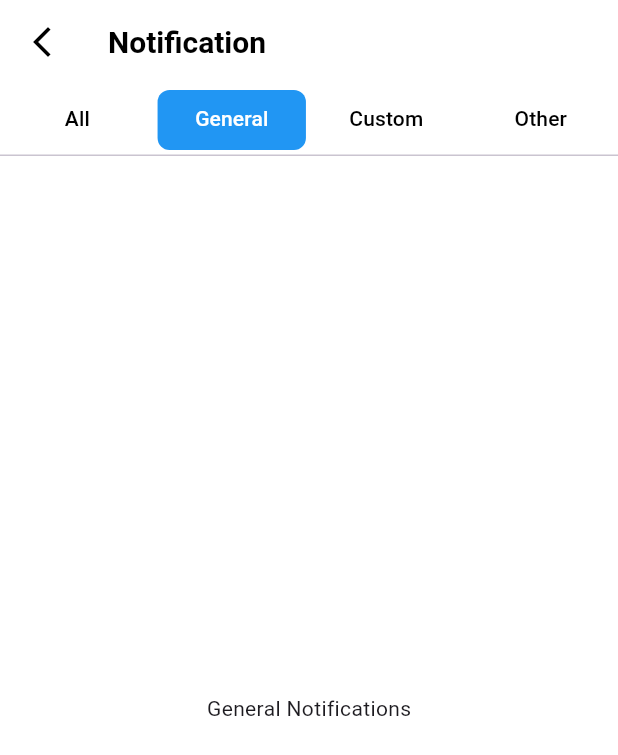
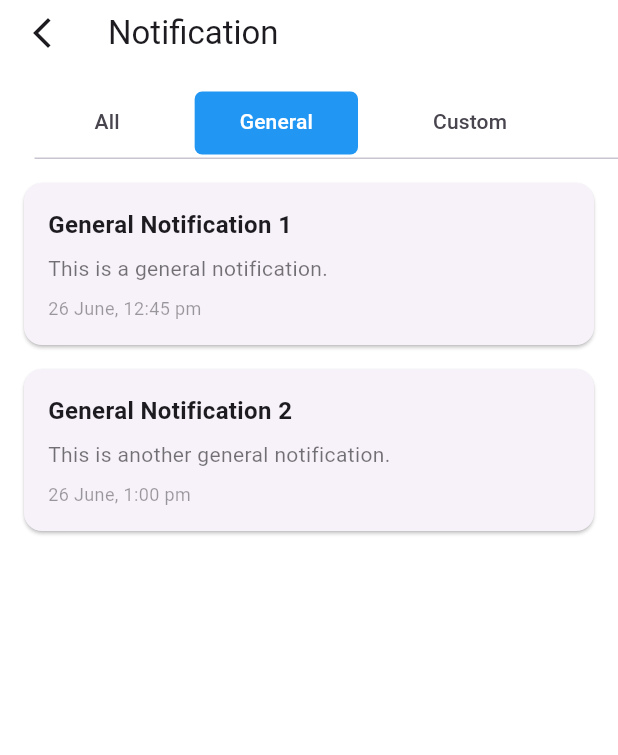
Before and after one commit to ajaydhakal1/medicalapp-uta, a Flutter app: the ShowNotifications screen opened by its route, tab 2 chosen, on a phone screen of 412 x 824 dp. Shown: the top 755 px of the screen. Run offline on Flutter 3.47's test engine with Material 3 defaults, Android fonts, the light colour scheme and no system bars; our stand-ins replace dotted_border, flutter_rating_bar, font_awesome_flutter, image_picker, line_awesome_flutter, settings_ui; Roboto replaces fonts that are missing (fonts/Poppins).

Commit message:
notifications_page_updated

```diff
--- a/lib/Pages/Notification/show_notifications.dart
+++ b/lib/Pages/Notification/show_notifications.dart
@@ -1,4 +1,12 @@
 import 'package:flutter/material.dart';
+
+class Notification {
+  final String title;
+  final String description;
+  final String time;
+
+  Notification({required this.title, required this.description, required this.time});
+}
 
 class ShowNotifications extends StatefulWidget {
   const ShowNotifications({super.key});
@@ -10,10 +18,69 @@ class ShowNotifications extends StatefulWidget {
 class _ShowNotificationsState extends State<ShowNotifications> with SingleTickerProviderStateMixin {
   late TabController _tabController;
 
+  final List<Notification> allNotifications = [
+    Notification(
+      title: 'Morning Medication Reminder',
+      description:
+          'Dear Kaylan, it’s time to take your medication now. Your prescribed medication is Lisinopril, with a dosage of 10 mg. Please take it with a full glass of water.',
+      time: '26 June, 12:45 pm',
+    ),
+    Notification(
+      title: 'Afternoon Medication Reminder',
+      description:
+          'Dear Kaylan, it’s time to take your medication now. Your prescribed medication is Lisinopril, with a dosage of 10 mg. Please take it with or without food.',
+      time: '26 June, 12:45 pm',
+    ),
+    Notification(
+      title: 'Missed Medication Alert',
+      description:
+          'Dear Kaylan, you missed a dose of your medication. Please take Lisinopril, with a dosage of 10 mg, as soon as possible unless it is almost time for your next dose.',
+      time: '26 June, 12:45 pm',
+    ),
+  ];
+
+  final List<Notification> generalNotifications = [
+    Notification(
+      title: 'General Notification 1',
+      description: 'This is a general notification.',
+      time: '26 June, 12:45 pm',
+    ),
+    Notification(
+      title: 'General Notification 2',
+      description: 'This is another general notification.',
+      time: '26 June, 1:00 pm',
+    ),
+  ];
+
+  final List<Notification> customNotifications = [
+    Notification(
+      title: 'Custom Notification 1',
+      description: 'This is a custom notification.',
+      time: '26 June, 2:00 pm',
+    ),
+  ];
+
+  final List<Notification> missedNotifications = [
+    Notification(
+      title: 'Missed Medication Alert',
+      description:
+          'Dear Kaylan, you missed a dose of your medication. Please take Lisinopril, with a dosage of 10 mg, as soon as possible unless it is almost time for your next dose.',
+      time: '26 June, 12:45 pm',
+    ),
+  ];
+
+  final List<Notification> weeklySummaryNotifications = [
+    Notification(
+      title: 'Weekly Summary',
+      description: 'This is your weekly summary.',
+      time: '26 June, 3:00 pm',
+    ),
+  ];
+
   @override
   void initState() {
     super.initState();
-    _tabController = TabController(length: 4, vsync: this);
+    _tabController = TabController(length: 5, vsync: this);
   }
 
   @override
@@ -26,110 +93,98 @@ class _ShowNotificationsState extends State<ShowNotifications> with SingleTicker
   Widget build(BuildContext context) {
     return Scaffold(
       appBar: AppBar(
-        backgroundColor: Colors.white,
-        elevation: 0,
-        title: const Text(
-          'Notification',
-          style: TextStyle(color: Colors.black, fontSize: 20, fontWeight: FontWeight.bold),
+        title: const Text('Notification'),
+         leading: IconButton(
+          onPressed: () {
+            Navigator.pushNamed(context, "/home");
+          },
+          icon: Icon(Icons.arrow_back_ios_new),
         ),
-        leading: IconButton(
-          icon: const Icon(Icons.arrow_back_ios_new, color: Colors.black),
-          onPressed: () {
-            Navigator.pop(context);
-          },
-        ),
-      ),
-      body: Column(
-        children: [
-          TabBar(
+        bottom: PreferredSize(
+          preferredSize: const Size.fromHeight(50.0),
+          child: Padding(
+            padding: const EdgeInsets.only(top: 14.0, left: 23.0),
+            child: TabBar(
+              labelPadding: EdgeInsets.only(left: 40.0, right: 40.0),
               controller: _tabController,
+              isScrollable: true,
               labelColor: Colors.white,
-            unselectedLabelColor: Colors.black,
-            indicatorPadding: const EdgeInsets.only(left: -25.0, right: -25.0, top: 4.0, bottom: 4.0),
+              tabAlignment: TabAlignment.start,
+              indicatorPadding: EdgeInsets.only(left: -30.0, right: -30.0, top: 3.0, bottom: 3.0),
               indicator: BoxDecoration(
-              borderRadius: BorderRadius.circular(8),
+                shape: BoxShape.rectangle,
                 color: Colors.blue,
-              shape: BoxShape.rectangle,
+                borderRadius: BorderRadius.circular(5.0),
               ),
               tabs: const [
                 Tab(text: 'All'),
                 Tab(text: 'General'),
                 Tab(text: 'Custom'),
-              Tab(text: 'Other'),
-            ],
-          ),
-          const SizedBox(height: 16),
-          Expanded(
-            child: TabBarView(
-              controller: _tabController,
-              children: [
-                _buildNotificationList(),
-                const Center(child: Text('General Notifications')),
-                const Center(child: Text('Custom Notifications')),
-                const Center(child: Text('Other Notifications')),
+                Tab(text: 'Missed'),
+                Tab(text: 'Weekly Summary'),
               ],
             ),
           ),
+        ),
+      ),
+      body: TabBarView(
+        controller: _tabController,
+        children: [
+          _buildNotificationList(allNotifications),
+          _buildNotificationList(generalNotifications),
+          _buildNotificationList(customNotifications),
+          _buildNotificationList(missedNotifications),
+          _buildNotificationList(weeklySummaryNotifications),
         ],
       ),
     );
   }
 
-  Widget _buildNotificationList() {
-    return ListView(
+  Widget _buildNotificationList(List<Notification> notifications) {
+    return ListView.builder(
       padding: const EdgeInsets.all(16.0),
-      children: [
-        _buildNotificationCard(
-          'Morning Medication reminder',
-          'Dear Kaylan,\nIt\'s time to take your medication now. Your prescribed medication is Lisinopril, with a dosage of 10 mg. Please take it with a full glass of water.',
-          '26 june, 12:45 pm',
-        ),
-        _buildNotificationCard(
-          'Afternoon Medication Reminder',
-          'Dear Kaylan,\nIt\'s time to take your medication now. Your prescribed medication is Lisinopril, with a dosage of 10 mg. Please take it with or without food.',
-          '26 june, 12:45 pm',
-        ),
-        _buildNotificationCard(
-          'Missed Medication Alert',
-          'Dear Kaylan,\nYou missed a dose of your medication. Please take Lisinopril, with a dosage of 10 mg, as soon as possible unless it is almost time for your next dose.',
-          '26 june, 12:45 pm',
-        ),
-      ],
+      itemCount: notifications.length,
+      itemBuilder: (context, index) {
+        final notification = notifications[index];
+        return _buildNotificationCard(
+          title: notification.title,
+          description: notification.description,
+          time: notification.time,
+        );
+      },
     );
   }
 
-  Widget _buildNotificationCard(String title, String content, String time) {
+  Widget _buildNotificationCard({required String title, required String description, required String time}) {
     return Card(
-      elevation: 2,
-      shape: RoundedRectangleBorder(borderRadius: BorderRadius.circular(8)),
+      margin: const EdgeInsets.only(bottom: 16.0),
       child: Padding(
         padding: const EdgeInsets.all(16.0),
         child: Column(
           crossAxisAlignment: CrossAxisAlignment.start,
           children: [
-            Row(
-              children: [
-                const Icon(Icons.notifications, color: Colors.blue),
-                const SizedBox(width: 8),
             Text(
               title,
               style: const TextStyle(
-                    fontSize: 16,
+                fontSize: 16.0,
                 fontWeight: FontWeight.bold,
-                    color: Colors.black,
               ),
             ),
-              ],
+            const SizedBox(height: 8.0),
+            Text(
+              description,
+              style: const TextStyle(
+                fontSize: 14.0,
+                color: Colors.black54,
               ),
-            const SizedBox(height: 8),
-            Text(
-              content,
-              style: const TextStyle(fontSize: 14, color: Colors.black54),
             ),
-            const SizedBox(height: 8),
+            const SizedBox(height: 8.0),
             Text(
               time,
-              style: const TextStyle(fontSize: 12, color: Colors.black54),
+              style: const TextStyle(
+                fontSize: 12.0,
+                color: Colors.black38,
+              ),
             ),
           ],
         ),
--- a/lib/Pages/profile/profile_update.dart
+++ b/lib/Pages/profile/profile_update.dart
@@ -72,7 +72,7 @@ class _EditProfilePageState extends State<EditProfilePage> {
                   },
                   child: Text(
                     isEditing ? 'Save' : '✏️_ Edit Profile',
-                    style: TextStyle(
+                    style: const TextStyle(
                       color: Colors.blue,
                     ),
                   ),
--- a/lib/main.dart
+++ b/lib/main.dart
@@ -93,7 +93,7 @@ class _MyAppState extends State<MyApp> {
         '/data_privacy_settings': (context) => const DataPrivacySettings(),
         '/language_pref': (context) => const LanguagePreferences(),
         '/account_mgmt': (context) => const AccountManagement(),
-        '/notification': (context) => NotificationSettings(),
+        '/notification': (context) => const NotificationSettings(),
 
         //Data and Privacy routes
         '/data_sharing': (context) => const DataSharing(),
```
Also changed, not shown: lib/Pages/account_management/account information/change_password.dart (+85 -4 lines), lib/Pages/account_management/account information/two_factor_auth.dart (+17 -17 lines), lib/Pages/homepage/homepage.dart (+3 -4 lines), lib/Pages/settings/notification.dart (+6 -4 lines), lib/Pages/settings/settings.dart (+0 -9 lines). Lines whose indentation alone changed are shown as unchanged.
